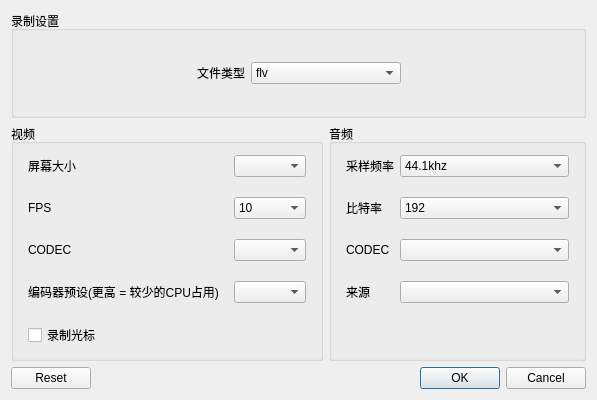
Qt form obs/forms/YDBBasicSettings.ui (sunwenjieIT/wenjie-obs-personal) before a commit.
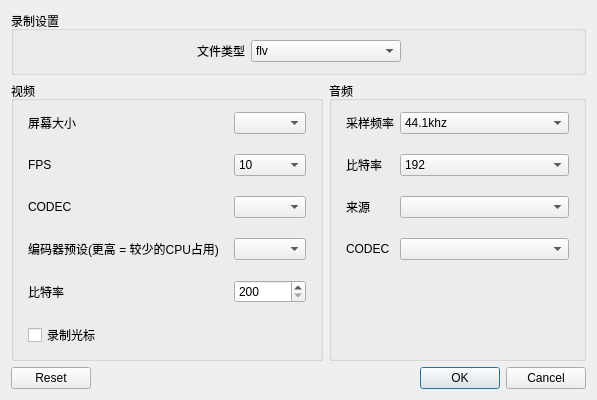
The same form after that commit.

Commit message: settings ui 更新 去除多个dialog, 使用stackedWidget来重构.

The edit to the form file:
```diff
--- a/obs/forms/YDBBasicSettings.ui
+++ b/obs/forms/YDBBasicSettings.ui
@@ -11,7 +11,7 @@
    </rect>
   </property>
   <property name="windowTitle">
-   <string>Dialog</string>
+   <string>录制设置</string>
   </property>
   <layout class="QGridLayout" name="gridLayout">
    <item row="0" column="0" colspan="2">
@@ -220,7 +220,7 @@
         <item row="2" column="1">
          <widget class="QComboBox" name="simpleOutStrEncoder"/>
         </item>
-        <item row="4" column="0" colspan="2">
+        <item row="5" column="0" colspan="2">
          <widget class="QCheckBox" name="checkBox">
           <property name="sizePolicy">
            <sizepolicy hsizetype="Fixed" vsizetype="Minimum">
@@ -246,6 +246,23 @@
         <item row="3" column="1">
          <widget class="QComboBox" name="simpleOutPreset"/>
         </item>
+        <item row="4" column="0">
+         <widget class="QLabel" name="label_10">
+          <property name="text">
+           <string>比特率</string>
+          </property>
+         </widget>
+        </item>
+        <item row="4" column="1">
+         <widget class="QSpinBox" name="simpleOutputVBitrate">
+          <property name="minimum">
+           <number>200</number>
+          </property>
+          <property name="maximum">
+           <number>1000000</number>
+          </property>
+         </widget>
+        </item>
        </layout>
       </item>
      </layout>
@@ -302,26 +319,16 @@
           </property>
          </widget>
         </item>
-        <item row="2" column="0">
+        <item row="3" column="0">
          <widget class="QLabel" name="label_7">
           <property name="text">
            <string>CODEC</string>
           </property>
          </widget>
         </item>
-        <item row="2" column="1">
+        <item row="3" column="1">
          <widget class="QComboBox" name="comboBox_7"/>
         </item>
-        <item row="3" column="0">
-         <widget class="QLabel" name="label_8">
-          <property name="text">
-           <string>来源</string>
-          </property>
-         </widget>
-        </item>
-        <item row="3" column="1">
-         <widget class="QComboBox" name="auxAudioDevice1"/>
-        </item>
         <item row="1" column="1">
          <widget class="QComboBox" name="simpleOutputABitrate">
           <property name="currentIndex">
@@ -384,6 +391,16 @@
           </item>
          </widget>
         </item>
+        <item row="2" column="0">
+         <widget class="QLabel" name="label_8">
+          <property name="text">
+           <string>来源</string>
+          </property>
+         </widget>
+        </item>
+        <item row="2" column="1">
+         <widget class="QComboBox" name="auxAudioDevice1"/>
+        </item>
        </layout>
       </item>
      </layout>
```
The commit also changes 51 other files.
